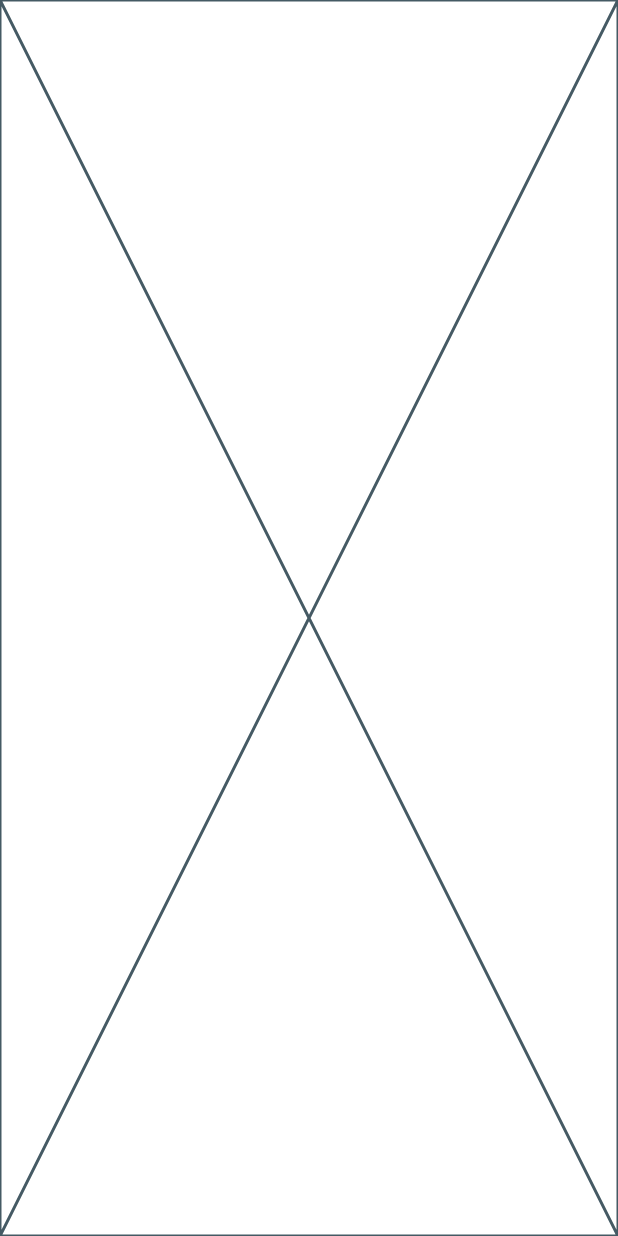
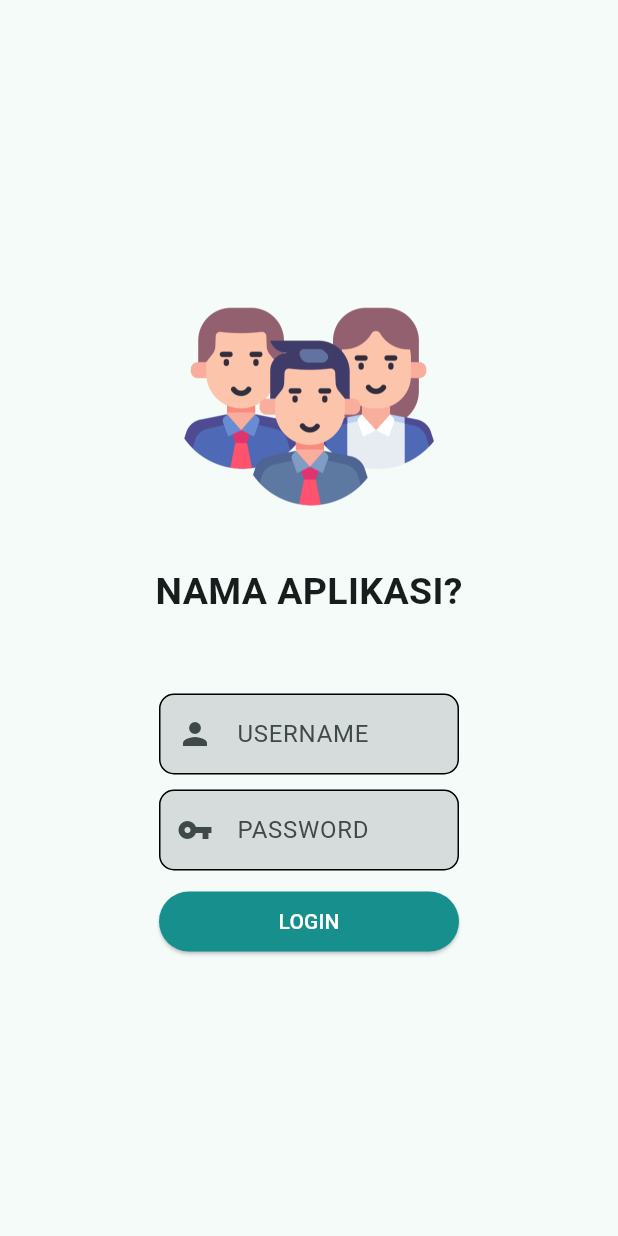
Before and after one commit to chapter911/flutter_skirpsi_rahmad, a Flutter app: the screen it shows after launch, on a phone screen of 412 x 824 dp. Run offline on Flutter 3.47's test engine with Material 3 defaults, Android fonts, the phone set to English and light mode, and no system bars; our stand-ins replace dio, flutter_easyloading, get, shared_preferences.

Commit message:
inisialisasi awal aplikasi

```diff
--- a/lib/helper/constant.dart
+++ b/lib/helper/constant.dart
@@ -2,4 +2,4 @@ import 'package:flutter/material.dart';
 
 const Color warnaPrimary = Color(0xFF17908d);
 
-String baseUrl = "https://rahmad.agungj.com/";
+String apiUrl = "https://rahmad.agungj.com/";
--- a/lib/login_page.dart
+++ b/lib/login_page.dart
@@ -1,4 +1,13 @@
+import 'package:flutter/cupertino.dart';
 import 'package:flutter/material.dart';
+import 'package:get/get.dart';
+import 'package:skripsi_rahmad/helper/api.dart';
+import 'package:skripsi_rahmad/helper/constant.dart';
+import 'package:skripsi_rahmad/helper/sharedpreferences.dart';
+import 'package:skripsi_rahmad/page/admin/admin_page.dart';
+import 'package:skripsi_rahmad/page/employee/employee_page.dart';
+import 'package:skripsi_rahmad/page/manager/manager_page.dart';
+import 'package:skripsi_rahmad/style/style.dart';
 
 class LoginPage extends StatefulWidget {
   const LoginPage({super.key});
@@ -8,8 +17,136 @@ class LoginPage extends StatefulWidget {
 }
 
 class _LoginPageState extends State<LoginPage> {
+  final TextEditingController _username = TextEditingController();
+  final TextEditingController _password = TextEditingController();
+
+  bool _isLoading = true;
+
+  @override
+  void initState() {
+    super.initState();
+    Future.delayed(const Duration(seconds: 2)).then((value) {
+      if (Prefs.checkData("username") == true) {
+        String role = Prefs.readString("role")!;
+
+        if (role == "1") {
+          Get.offAll(() => const AdminPage());
+        } else if (role == "2") {
+          Get.offAll(() => const ManagerPage());
+        } else {
+          Get.offAll(() => const EmployeePage());
+        }
+      } else {
+        _isLoading = false;
+        setState(() {});
+      }
+    });
+  }
+
   @override
   Widget build(BuildContext context) {
-    return const Placeholder();
+    return Scaffold(
+      body: Center(
+        child: Column(
+          mainAxisSize: MainAxisSize.min,
+          children: [
+            Image.asset(
+              'assets/app_logo.png',
+              scale: 3,
+            ),
+            const SizedBox(
+              height: 20,
+            ),
+            const Text(
+              "NAMA APLIKASI?",
+              style: TextStyle(
+                fontSize: 25,
+                fontWeight: FontWeight.bold,
+              ),
+            ),
+            const SizedBox(
+              height: 50,
+            ),
+            _isLoading
+                ? const CupertinoActivityIndicator()
+                : SizedBox(
+                    width: 200,
+                    child: Column(
+                      mainAxisSize: MainAxisSize.min,
+                      children: [
+                        TextField(
+                          controller: _username,
+                          decoration: Style().dekorasiInput(
+                            hint: "USERNAME",
+                            icon: const Icon(Icons.person),
+                          ),
+                        ),
+                        const SizedBox(
+                          height: 10,
+                        ),
+                        TextField(
+                          controller: _password,
+                          obscureText: true,
+                          decoration: Style().dekorasiInput(
+                            hint: "PASSWORD",
+                            icon: const Icon(Icons.vpn_key),
+                          ),
+                        ),
+                        const SizedBox(
+                          height: 10,
+                        ),
+                        SizedBox(
+                          width: double.maxFinite,
+                          child: ElevatedButton(
+                            onPressed: () {
+                              if (_username.text.isEmpty ||
+                                  _password.text.isEmpty) {
+                                Get.snackbar(
+                                  "Maaf",
+                                  "Anda Belum Mengisi Form Login Anda",
+                                );
+                              } else {
+                                Api.postData(context, "users/login", {
+                                  "username": _username.text,
+                                  "password": _password.text,
+                                }).then((value) {
+                                  if (value!.status == "success") {
+                                    Prefs().saveString(
+                                        "username", value.data![0]['username']);
+                                    Prefs().saveString(
+                                        "name", value.data![0]['name']);
+                                    Prefs().saveString(
+                                        "email", value.data![0]['email']);
+                                    Prefs().saveString(
+                                        "role", value.data![0]['role']);
+                                    if (value.data![0]['role'] == "1") {
+                                      Get.offAll(() => const AdminPage());
+                                    } else if (value.data![0]['role'] == "2") {
+                                      Get.offAll(() => const ManagerPage());
+                                    } else {
+                                      Get.offAll(() => const EmployeePage());
+                                    }
+                                  }
+                                });
+                              }
+                            },
+                            style: ElevatedButton.styleFrom(
+                              backgroundColor: warnaPrimary,
+                            ),
+                            child: const Text(
+                              "LOGIN",
+                              style: TextStyle(
+                                color: Colors.white,
+                              ),
+                            ),
+                          ),
+                        ),
+                      ],
+                    ),
+                  )
+          ],
+        ),
+      ),
+    );
   }
 }
--- /dev/null
+++ b/lib/style/style.dart
@@ -0,0 +1,39 @@
+import 'package:flutter/material.dart';
+
+class Style {
+  InputDecoration dekorasiInput({hint, icon, fill}) {
+    return InputDecoration(
+      hintText: hint ?? "",
+      prefixIcon: icon,
+      filled: true,
+      fillColor: fill ?? Colors.black12,
+      contentPadding: const EdgeInsets.symmetric(vertical: 15, horizontal: 10),
+      border: OutlineInputBorder(
+        borderRadius: BorderRadius.circular(10),
+        borderSide: const BorderSide(
+          color: Colors.black,
+        ),
+      ),
+      focusedBorder: OutlineInputBorder(
+        borderRadius: BorderRadius.circular(10),
+        borderSide: const BorderSide(
+          color: Colors.black,
+        ),
+      ),
+      enabledBorder: OutlineInputBorder(
+        borderRadius: BorderRadius.circular(10),
+        borderSide: const BorderSide(
+          color: Colors.black,
+        ),
+      ),
+    );
+  }
+
+  BoxDecoration dekorasiDropdown({Color? warnaFill}) {
+    return BoxDecoration(
+      color: warnaFill ?? Colors.white,
+      borderRadius: BorderRadius.circular(10),
+      border: Border.all(color: Colors.black),
+    );
+  }
+}
```
Also changed, not shown: lib/helper/api.dart (+10 -19 lines), lib/page/admin/admin_page.dart (added, +31 -0 lines), lib/page/employee/employee_page.dart (added, +31 -0 lines), lib/page/manager/manager_page.dart (added, +31 -0 lines), assets/app_logo.png (added), 3 other files.
